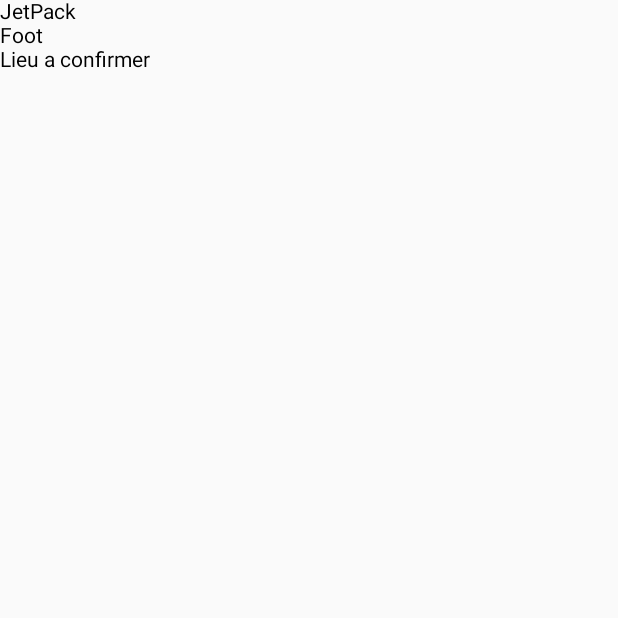
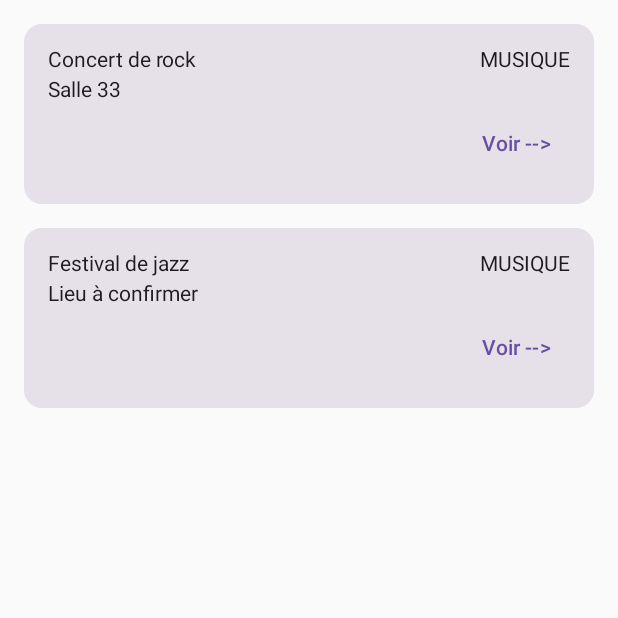
Before and after one commit to RayaneMeyfr/tp-diagnostisque-campus, an Android app built with Jetpack Compose: the screen it shows after launch (MainActivity), on a phone screen of 412 x 824 dp, the top half of it. Run offline under Robolectric (Android 15) with nearby library versions, the phone set to English and light mode, and no system bars.

Commit message:
Exo 3 Card

```diff
--- a/app/src/main/java/com/example/diagnostiquercampus/MainActivity.kt
+++ b/app/src/main/java/com/example/diagnostiquercampus/MainActivity.kt
@@ -6,65 +6,59 @@ import android.util.Log
 import androidx.activity.ComponentActivity
 import androidx.activity.compose.setContent
 import androidx.activity.enableEdgeToEdge
+import androidx.compose.foundation.layout.Arrangement
 import androidx.compose.foundation.layout.Column
 import androidx.compose.foundation.layout.fillMaxSize
+import androidx.compose.foundation.layout.fillMaxWidth
 import androidx.compose.foundation.layout.padding
+import androidx.compose.foundation.rememberScrollState
+import androidx.compose.foundation.verticalScroll
 import androidx.compose.material3.Scaffold
 import androidx.compose.material3.Text
 import androidx.compose.runtime.Composable
 import androidx.compose.ui.Modifier
 import androidx.compose.ui.tooling.preview.Preview
+import androidx.compose.ui.unit.dp
+import com.example.diagnostiquercampus.data.Event
 import com.example.diagnostiquercampus.ui.theme.DiagnostiquerCampusTheme
+import com.example.diagnostiquercampus.ui.theme.EventHeader
+import com.example.diagnostiquercampus.ui.theme.event
 
 
 class MainActivity : ComponentActivity() {
     override fun onCreate(savedInstanceState: Bundle?) {
         super.onCreate(savedInstanceState)
         enableEdgeToEdge()
-        //val capacity: Int = "12";
-        //Initializer type mismatch: expected 'Int', actual 'String'.
 
-        val capacity = "douze".toIntOrNull() ?: 0;
-        //FATAL EXCEPTION: main
-        //java.lang.NumberFormatException: For input string: "douze"
-        //com.example.diagnostiquercampus.MainActivity.onCreate(MainActivity.kt:22)
-
-        val TAG = "Campus"
-        Log.d(TAG,  "Places :$capacity")
-
+        val TAG = "TESTEVENT"
+        val listEvent: List<Event> = listOf(
+            Event(
+                id = 1,
+                title = "Concert de rock",
+                location = "Salle 33",
+                capacity = 500,
+                category = "Musique"
+            ),
+            Event(
+                id = 2,
+                title = "Festival de jazz",
+                location = null,
+                capacity = 200,
+                category = "Musique"
+            )
+        )
         setContent {
-            EventHeader("JetPack", "Foot")
+            Column(
+                modifier = Modifier
+                    .fillMaxSize()
+                    .verticalScroll(rememberScrollState())
+                    .padding(16.dp),
+                verticalArrangement = Arrangement.spacedBy(16.dp)
+            ) {
+                listEvent.forEach { event ->
+                    EventHeader(event = event, onClick = { Log.d(TAG, "Ouvrir ${event.id}") })
+                }
+            }
         }
     }
 }
-
-@Composable
-fun EventHeader(title: String, category: String, location: String? = null){
-    Column {
-        Text(title)
-        Text(text = category)
-        Text(location ?: "Lieu a confirmer")
-    }
-}
-
-@Preview(showBackground = true)
-@Composable
-fun EventHeaderPreview(){
-    EventHeader("Bonjour", "Bateau", "Test")
-}
-
-@Composable
-fun Greeting(name: String, modifier: Modifier = Modifier) {
-    Text(
-        text = "Hello $name!",
-        modifier = modifier
-    )
-}
-
-@Preview(showBackground = true)
-@Composable
-fun GreetingPreview() {
-    DiagnostiquerCampusTheme {
-        Greeting("Android")
-    }
-}
--- /dev/null
+++ b/app/src/main/java/com/example/diagnostiquercampus/data/Event.kt
@@ -0,0 +1,11 @@
+package com.example.diagnostiquercampus.data
+
+data class Event(
+    val id: Int,
+    val title: String,
+    val location: String?,
+    val capacity: Int,
+    val category: String
+) {
+    fun displayLocation(): String = location ?: "Lieu à confirmer"
+}
--- /dev/null
+++ b/app/src/main/java/com/example/diagnostiquercampus/ui/theme/EnventCard.kt
@@ -0,0 +1,63 @@
+package com.example.diagnostiquercampus.ui.theme
+
+import android.util.Log
+import androidx.compose.foundation.background
+import androidx.compose.foundation.layout.Arrangement
+import androidx.compose.foundation.layout.Column
+import androidx.compose.foundation.layout.Row
+import androidx.compose.foundation.layout.fillMaxWidth
+import androidx.compose.foundation.layout.padding
+import androidx.compose.foundation.layout.size
+import androidx.compose.material3.Button
+import androidx.compose.material3.Card
+import androidx.compose.material3.Text
+import androidx.compose.material3.TextButton
+import androidx.compose.runtime.Composable
+import androidx.compose.ui.Alignment
+import androidx.compose.ui.Modifier
+import androidx.compose.ui.graphics.Color
+import androidx.compose.ui.tooling.preview.Preview
+import androidx.compose.ui.unit.dp
+import com.example.diagnostiquercampus.data.Event
+
+
+val TAG = "TESTEVENT"
+val event = Event(
+    id = 1,
+    title = "Concert de rock",
+    location = null,
+    capacity = 500,
+    category = "Musique"
+)
+
+@Composable
+fun EventHeader(event: Event, onClick: () -> Unit, modifier: Modifier = Modifier) {
+    Card(onClick = onClick, modifier = modifier) {
+        Column(
+            modifier = Modifier.padding(16.dp),
+            verticalArrangement = Arrangement.spacedBy(4.dp)
+        ) {
+            Row(){
+                Text(event.title, modifier = Modifier.weight(1f))
+                Text(event.category.uppercase())
+            }
+
+            Text(event.location ?: "Lieu à confirmer")
+
+            TextButton(onClick = onClick, modifier = Modifier.align(Alignment.End)
+            ) {
+                Text("Voir -->")
+            }
+        }
+    }
+}
+
+@Preview(showBackground = true)
+@Composable
+fun EventHeaderPreview(){
+    EventHeader(
+        event,
+        onClick = { Log.d(TAG, "Ouvrir ${event.id}") },
+        Modifier.fillMaxWidth()
+    )
+}
```
